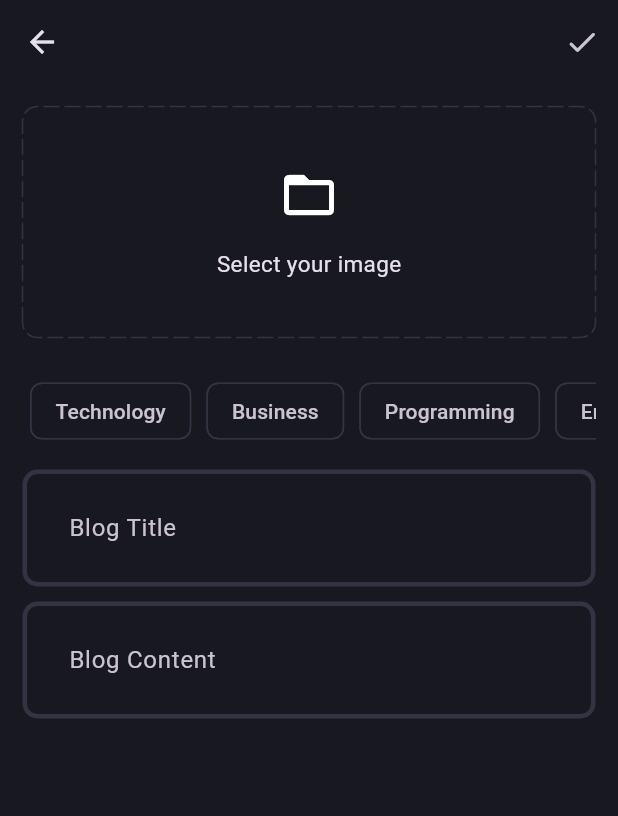
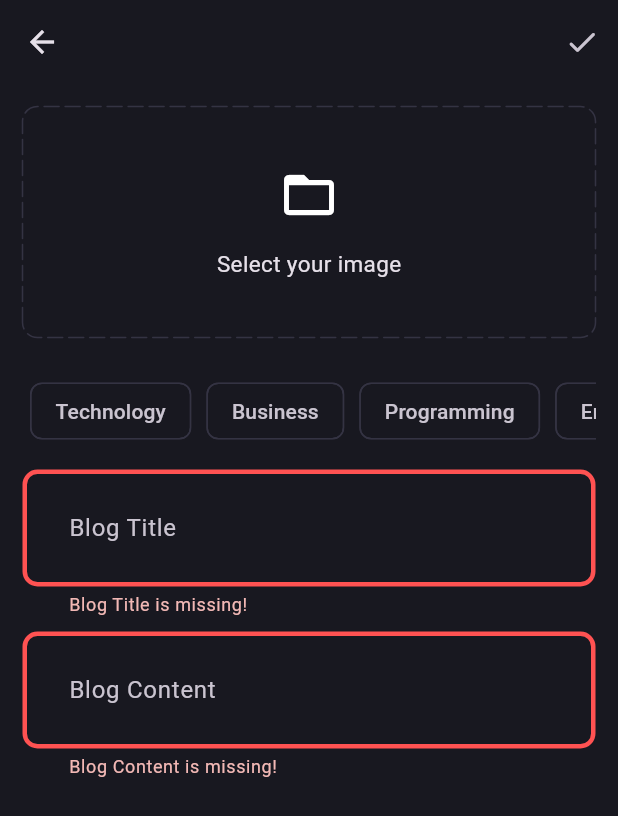
Before and after one commit to aliebdev/blog_supabase_bloc_hive_getit, a Flutter app: the AddNewBlogPage screen opened directly, after a tap on the "done" icon, on a phone screen of 412 x 824 dp. Shown: the top 816 px of the screen. Run offline on Flutter 3.47's test engine with Material 3 defaults, Android fonts, the phone set to English and light mode, and no system bars; drawn by our look-alikes of dotted_border; our stand-ins replace flutter_bloc, fpdart, get_it, image_picker, supabase_flutter; accounts and stored records are empty.

Commit message:
feat: add new blog

```diff
--- a/lib/core/theme/theme.dart
+++ b/lib/core/theme/theme.dart
@@ -23,7 +23,9 @@ class AppTheme {
         inputDecorationTheme: InputDecorationTheme(
           contentPadding: const EdgeInsets.all(27),
           enabledBorder: _border(),
+          border: _border(),
           focusedBorder: _border(AppPallete.gradient2),
+          errorBorder: _border(AppPallete.errorColor),
         ),
       );
 }
--- /dev/null
+++ b/lib/features/blog/data/datasources/blog_remote_data_source.dart
@@ -0,0 +1,43 @@
+import 'dart:io';
+
+import 'package:supabase_flutter/supabase_flutter.dart';
+
+import '../../../../core/error/exceptions.dart';
+import '../models/blog_model.dart';
+
+abstract interface class BlogRemoteDataSource {
+  Future<BlogModel> uploadBlog(BlogModel blog);
+  Future<String> uploadBlogImage({
+    required File image,
+    required BlogModel blog,
+  });
+}
+
+class BlogRemoteDataSourceImpl implements BlogRemoteDataSource {
+  final SupabaseClient supabaseClient;
+
+  BlogRemoteDataSourceImpl(this.supabaseClient);
+  @override
+  Future<BlogModel> uploadBlog(BlogModel blog) async {
+    try {
+      final blogData =
+          await supabaseClient.from('blogs').insert(blog.toJson()).select();
+      return BlogModel.fromJson(blogData.first);
+    } catch (e) {
+      throw ServerException(e.toString());
+    }
+  }
+
+  @override
+  Future<String> uploadBlogImage({
+    required File image,
+    required BlogModel blog,
+  }) async {
+    try {
+      await supabaseClient.storage.from('blog_images').upload(blog.id, image);
+      return supabaseClient.storage.from('blog_images').getPublicUrl(blog.id);
+    } catch (e) {
+      throw ServerException(e.toString());
+    }
+  }
+}
--- /dev/null
+++ b/lib/features/blog/domain/entities/blog.dart
@@ -0,0 +1,22 @@
+// ignore_for_file: public_member_api_docs, sort_constructors_first
+import 'dart:convert';
+
+class Blog {
+  final String id;
+  final String posterId;
+  final String title;
+  final String content;
+  final String imageUrl;
+  final List<String> topics;
+  final DateTime updatedAt;
+
+  Blog({
+    required this.id,
+    required this.posterId,
+    required this.title,
+    required this.content,
+    required this.imageUrl,
+    required this.topics,
+    required this.updatedAt,
+  });
+}
--- /dev/null
+++ b/lib/features/blog/domain/repositories/blog_repository.dart
@@ -0,0 +1,16 @@
+import 'dart:io';
+
+import 'package:fpdart/fpdart.dart';
+
+import '../../../../core/error/failures.dart';
+import '../entities/blog.dart';
+
+abstract interface class BlogRepository {
+  Future<Either<Failure, Blog>> uploadBlog({
+    required File image,
+    required String title,
+    required String content,
+    required String posterId,
+    required List<String> topics,
+  });
+}
--- /dev/null
+++ b/lib/features/blog/domain/usecases/upload_blog.dart
@@ -0,0 +1,38 @@
+import 'dart:io';
+
+import 'package:fpdart/fpdart.dart';
+
+import '../../../../core/error/failures.dart';
+import '../../../../core/usecase/usecase.dart';
+import '../entities/blog.dart';
+import '../repositories/blog_repository.dart';
+
+class UploadBlog implements Usecase<Blog, UploadBlogParams> {
+  final BlogRepository repository;
+
+  const UploadBlog(this.repository);
+
+  @override
+  Future<Either<Failure, Blog>> call(UploadBlogParams params) async =>
+      await repository.uploadBlog(
+        image: params.image,
+        title: params.title,
+        content: params.content,
+        posterId: params.posterId,
+        topics: params.topics,
+      );
+}
+
+class UploadBlogParams {
+  final String posterId, title, content;
+  final File image;
+  final List<String> topics;
+
+  UploadBlogParams({
+    required this.posterId,
+    required this.title,
+    required this.content,
+    required this.image,
+    required this.topics,
+  });
+}
--- /dev/null
+++ b/lib/features/blog/presentation/bloc/blog_bloc.dart
@@ -0,0 +1,35 @@
+// ignore_for_file: public_member_api_docs, sort_constructors_first
+import 'dart:io';
+
+import 'package:blog_app/features/blog/domain/usecases/upload_blog.dart';
+import 'package:flutter/material.dart';
+import 'package:flutter_bloc/flutter_bloc.dart';
+
+part 'blog_event.dart';
+part 'blog_state.dart';
+
+class BlogBloc extends Bloc<BlogEvent, BlogState> {
+  final UploadBlog uploadBlog;
+
+  BlogBloc(
+    this.uploadBlog,
+  ) : super(BlogInitial()) {
+    on<BlogEvent>((event, emit) => emit(BlogLoading()));
+    on<BlogUpload>(_onBlogUpload);
+  }
+
+  _onBlogUpload(BlogUpload event, Emitter<BlogState> emit) async {
+    final result = await uploadBlog(UploadBlogParams(
+      posterId: event.posterId,
+      title: event.title,
+      content: event.content,
+      image: event.image,
+      topics: event.topics,
+    ));
+
+    result.fold(
+      (l) => emit(BlogFailure(l.message)),
+      (r) => emit(BlogSuccess()),
+    );
+  }
+}
--- /dev/null
+++ b/lib/features/blog/presentation/bloc/blog_event.dart
@@ -0,0 +1,18 @@
+part of 'blog_bloc.dart';
+
+@immutable
+sealed class BlogEvent {}
+
+final class BlogUpload extends BlogEvent {
+  final String posterId, title, content;
+  final File image;
+  final List<String> topics;
+
+  BlogUpload({
+    required this.posterId,
+    required this.title,
+    required this.content,
+    required this.image,
+    required this.topics,
+  });
+}
--- /dev/null
+++ b/lib/features/blog/presentation/bloc/blog_state.dart
@@ -0,0 +1,20 @@
+part of 'blog_bloc.dart';
+
+@immutable
+sealed class BlogState {}
+
+final class BlogInitial extends BlogState {}
+
+final class BlogLoading extends BlogState {}
+
+final class BlogSuccess extends BlogState {
+  // final List<Blog> blogs;
+
+  BlogSuccess();
+}
+
+final class BlogFailure extends BlogState {
+  final String error;
+
+  BlogFailure(this.error);
+}
--- a/lib/features/blog/presentation/pages/add_new_blog_page.dart
+++ b/lib/features/blog/presentation/pages/add_new_blog_page.dart
@@ -1,8 +1,17 @@
+import 'dart:io';
+
 import 'package:dotted_border/dotted_border.dart';
 import 'package:flutter/material.dart';
+import 'package:flutter_bloc/flutter_bloc.dart';
 
+import '../../../../core/common/cubits/app_user/app_user_cubit.dart';
+import '../../../../core/common/widgets/loader.dart';
 import '../../../../core/theme/app_pallete.dart';
+import '../../../../core/utils/app_snackbar.dart';
+import '../../../../core/utils/pick_image.dart';
+import '../bloc/blog_bloc.dart';
 import '../widgets/blog_editor.dart';
+import 'blog_page.dart';
 
 class AddNewBlogPage extends StatefulWidget {
   static route() => MaterialPageRoute(builder: (_) => const AddNewBlogPage());
@@ -15,7 +24,19 @@ class AddNewBlogPage extends StatefulWidget {
 class _AddNewBlogPageState extends State<AddNewBlogPage> {
   final _titleController = TextEditingController();
   final _contentController = TextEditingController();
+  final formKey = GlobalKey<FormState>();
   List<String> selectedTopics = [];
+  File? image;
+
+  void selectImage() async {
+    final pickedImage = await pickImage();
+
+    if (pickedImage != null) {
+      setState(() {
+        image = pickedImage;
+      });
+    }
+  }
 
   @override
   void dispose() {
@@ -24,22 +45,74 @@ class _AddNewBlogPageState extends State<AddNewBlogPage> {
     super.dispose();
   }
 
+  void uploadBlog() {
+    if (!formKey.currentState!.validate() &&
+        selectedTopics.isEmpty &&
+        image == null) {
+      return;
+    }
+    final posterId =
+        (context.read<AppUserCubit>().state as AppUserLoggedIn).user.id;
+    context.read<BlogBloc>().add(
+          BlogUpload(
+            posterId: posterId,
+            title: _titleController.text,
+            content: _contentController.text,
+            image: image!,
+            topics: selectedTopics,
+          ),
+        );
+  }
+
   @override
   Widget build(BuildContext context) {
     return Scaffold(
       appBar: AppBar(
         actions: [
           IconButton(
-            onPressed: () {},
+            onPressed: uploadBlog,
             icon: const Icon(Icons.done_rounded),
           ),
         ],
       ),
-      body: SingleChildScrollView(
+      body: BlocConsumer<BlogBloc, BlogState>(
+        listener: (context, state) {
+          if (state is BlogFailure) {
+            AppSnackbar.showSnackabar(context, state.error);
+          } else if (state is BlogSuccess) {
+            Navigator.pushAndRemoveUntil(
+              context,
+              BlogPage.route(),
+              (route) => false,
+            );
+          }
+        },
+        builder: (context, state) {
+          if (state is BlogLoading) {
+            return const Loader();
+          }
+          return SingleChildScrollView(
             padding: const EdgeInsets.all(15),
+            child: Form(
+              key: formKey,
               child: Column(
                 children: [
-            DottedBorder(
+                  image != null
+                      ? GestureDetector(
+                          onTap: selectImage,
+                          child: ClipRRect(
+                            borderRadius: BorderRadius.circular(10),
+                            child: Image.file(
+                              image!,
+                              height: 150,
+                              width: double.infinity,
+                              fit: BoxFit.cover,
+                            ),
+                          ),
+                        )
+                      : GestureDetector(
+                          onTap: selectImage,
+                          child: DottedBorder(
                             color: AppPallete.borderColor,
                             dashPattern: const [10, 4],
                             radius: const Radius.circular(10),
@@ -66,12 +139,17 @@ class _AddNewBlogPageState extends State<AddNewBlogPage> {
                               ),
                             ),
                           ),
+                        ),
                   const SizedBox(height: 20),
                   SingleChildScrollView(
                     scrollDirection: Axis.horizontal,
                     child: Row(
-                children:
-                    ["Technology", "Business", "Programming", "Entertainment"]
+                      children: [
+                        "Technology",
+                        "Business",
+                        "Programming",
+                        "Entertainment"
+                      ]
                           .map(
                             (e) => Padding(
                               padding: const EdgeInsets.all(5),
@@ -95,7 +173,7 @@ class _AddNewBlogPageState extends State<AddNewBlogPage> {
                                   ),
                                   color: selectedTopics.contains(e)
                                       ? const WidgetStatePropertyAll(
-                                        AppPallete.gradient2)
+                                          AppPallete.gradient1)
                                       : const WidgetStatePropertyAll(
                                           AppPallete.backgroundColor),
                                   side: BorderSide(
@@ -124,5 +202,8 @@ class _AddNewBlogPageState extends State<AddNewBlogPage> {
               ),
             ),
           );
+        },
+      ),
+    );
   }
 }
--- a/lib/features/blog/presentation/pages/blog_page.dart
+++ b/lib/features/blog/presentation/pages/blog_page.dart
@@ -4,6 +4,7 @@ import 'package:flutter/material.dart';
 import 'add_new_blog_page.dart';
 
 class BlogPage extends StatelessWidget {
+  static route() => MaterialPageRoute(builder: (_) => const BlogPage());
   const BlogPage({super.key});
 
   @override
--- a/lib/features/blog/presentation/widgets/blog_editor.dart
+++ b/lib/features/blog/presentation/widgets/blog_editor.dart
@@ -16,6 +16,12 @@ class BlogEditor extends StatelessWidget {
     return TextFormField(
       controller: controller,
       maxLines: null,
+      validator: (value) {
+        if (value!.trim().isEmpty) {
+          return "$hintText is missing!";
+        }
+        return null;
+      },
       decoration: InputDecoration(
         hintText: hintText,
       ),
--- a/lib/main.dart
+++ b/lib/main.dart
@@ -5,6 +5,7 @@ import 'core/common/cubits/app_user/app_user_cubit.dart';
 import 'core/theme/theme.dart';
 import 'features/auth/presentation/bloc/auth_bloc.dart';
 import 'features/auth/presentation/pages/login_page.dart';
+import 'features/blog/presentation/bloc/blog_bloc.dart';
 import 'features/blog/presentation/pages/blog_page.dart';
 import 'init_dependencies.dart';
 
@@ -18,6 +19,9 @@ void main() async {
       ),
       BlocProvider(
         create: (_) => serviceLocator<AuthBloc>(),
+      ),
+      BlocProvider(
+        create: (_) => serviceLocator<BlogBloc>(),
       ),
     ],
     child: const MainApp(),
--- a/pubspec.yaml
+++ b/pubspec.yaml
@@ -13,7 +13,9 @@ dependencies:
   flutter_bloc: ^8.1.6
   fpdart: ^1.1.0
   get_it: ^7.7.0
+  image_picker: ^1.1.2
   supabase_flutter: ^2.5.8
+  uuid: ^4.4.2
 
 dev_dependencies:
   flutter_test:
```
Also changed, not shown: lib/core/utils/pick_image.dart (added, +18 -0 lines), lib/features/blog/data/models/blog_model.dart (added, +59 -0 lines), lib/features/blog/data/repositories/blog_repository_impl.dart (added, +53 -0 lines), lib/init_dependencies.dart (+24 -0 lines), pubspec.lock, 7 other files. Lines whose indentation alone changed are shown as unchanged.
